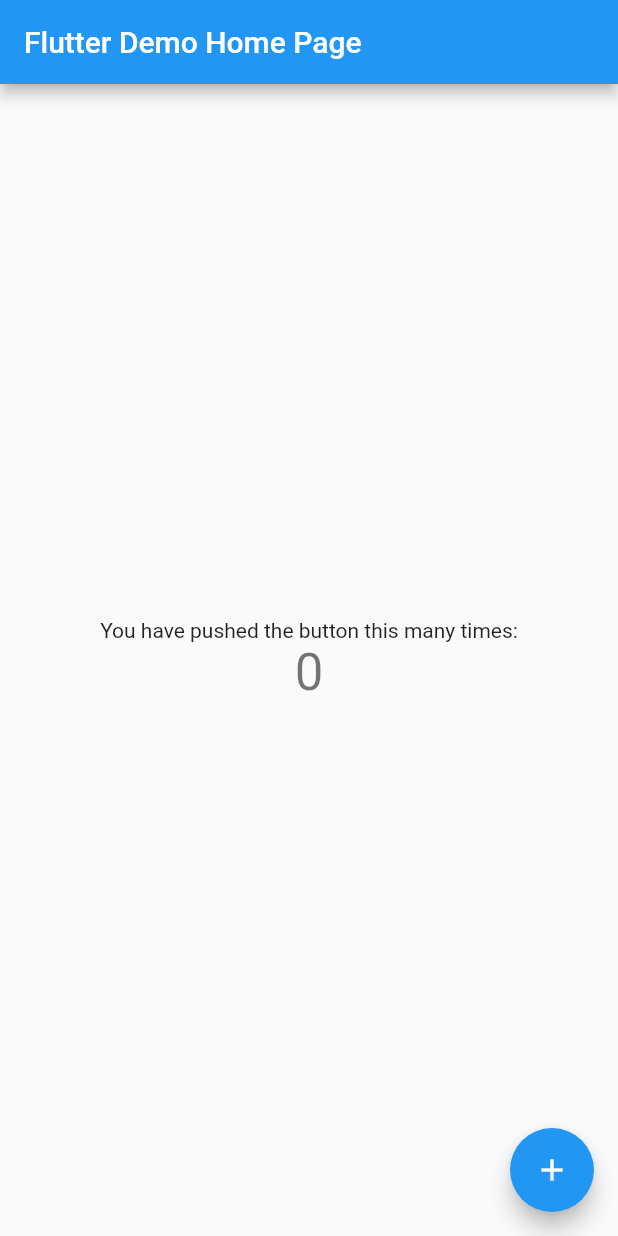
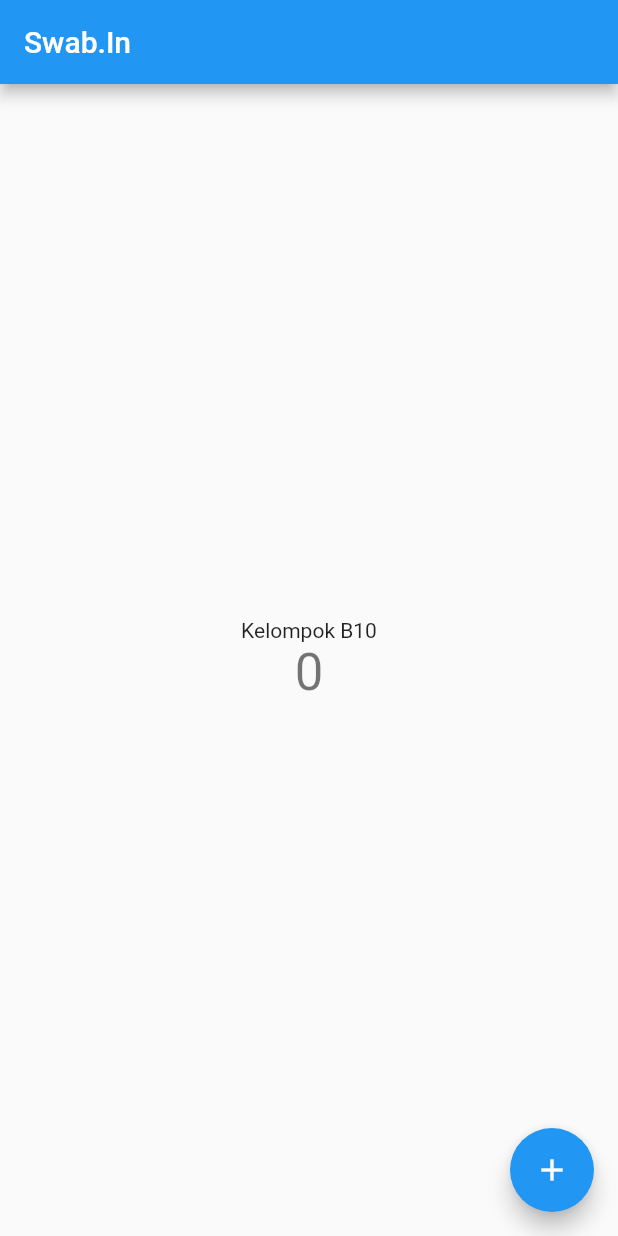
Before and after one commit to Swab-In/swab.in-mobile, a Flutter app: the screen it shows after launch, on a phone screen of 412 x 824 dp. Run offline on Flutter 3.47's test engine with Material 2 defaults, Android fonts, the phone set to English and light mode, and no system bars.

Commit message:
Add Title

```diff
--- a/swab_in/lib/main.dart
+++ b/swab_in/lib/main.dart
@@ -6,41 +6,20 @@
 
 class MyApp extends StatelessWidget {
   const MyApp({Key? key}) : super(key: key);
-
-  // This widget is the root of your application.
   @override
   Widget build(BuildContext context) {
     return MaterialApp(
-      title: 'Flutter Demo',
+      title: 'Swab.In',
       theme: ThemeData(
-        // This is the theme of your application.
-        //
-        // Try running your application with "flutter run". You'll see the
-        // application has a blue toolbar. Then, without quitting the app, try
-        // changing the primarySwatch below to Colors.green and then invoke
-        // "hot reload" (press "r" in the console where you ran "flutter run",
-        // or simply save your changes to "hot reload" in a Flutter IDE).
-        // Notice that the counter didn't reset back to zero; the application
-        // is not restarted.
         primarySwatch: Colors.blue,
       ),
-      home: const MyHomePage(title: 'Flutter Demo Home Page'),
+      home: const MyHomePage(title: 'Swab.In'),
     );
   }
 }
 
 class MyHomePage extends StatefulWidget {
   const MyHomePage({Key? key, required this.title}) : super(key: key);
-
-  // This widget is the home page of your application. It is stateful, meaning
-  // that it has a State object (defined below) that contains fields that affect
-  // how it looks.
-
-  // This class is the configuration for the state. It holds the values (in this
-  // case the title) provided by the parent (in this case the App widget) and
-  // used by the build method of the State. Fields in a Widget subclass are
-  // always marked "final".
-
   final String title;
 
   @override
@@ -49,54 +28,24 @@
 
 class _MyHomePageState extends State<MyHomePage> {
   int _counter = 0;
-
   void _incrementCounter() {
     setState(() {
-      // This call to setState tells the Flutter framework that something has
-      // changed in this State, which causes it to rerun the build method below
-      // so that the display can reflect the updated values. If we changed
-      // _counter without calling setState(), then the build method would not be
-      // called again, and so nothing would appear to happen.
       _counter++;
     });
   }
 
   @override
   Widget build(BuildContext context) {
-    // This method is rerun every time setState is called, for instance as done
-    // by the _incrementCounter method above.
-    //
-    // The Flutter framework has been optimized to make rerunning build methods
-    // fast, so that you can just rebuild anything that needs updating rather
-    // than having to individually change instances of widgets.
     return Scaffold(
       appBar: AppBar(
-        // Here we take the value from the MyHomePage object that was created by
-        // the App.build method, and use it to set our appbar title.
         title: Text(widget.title),
       ),
       body: Center(
-        // Center is a layout widget. It takes a single child and positions it
-        // in the middle of the parent.
         child: Column(
-          // Column is also a layout widget. It takes a list of children and
-          // arranges them vertically. By default, it sizes itself to fit its
-          // children horizontally, and tries to be as tall as its parent.
-          //
-          // Invoke "debug painting" (press "p" in the console, choose the
-          // "Toggle Debug Paint" action from the Flutter Inspector in Android
-          // Studio, or the "Toggle Debug Paint" command in Visual Studio Code)
-          // to see the wireframe for each widget.
-          //
-          // Column has various properties to control how it sizes itself and
-          // how it positions its children. Here we use mainAxisAlignment to
-          // center the children vertically; the main axis here is the vertical
-          // axis because Columns are vertical (the cross axis would be
-          // horizontal).
           mainAxisAlignment: MainAxisAlignment.center,
           children: <Widget>[
             const Text(
-              'You have pushed the button this many times:',
+              'Kelompok B10',
             ),
             Text(
               '$_counter',
@@ -109,7 +58,7 @@
         onPressed: _incrementCounter,
         tooltip: 'Increment',
         child: const Icon(Icons.add),
-      ), // This trailing comma makes auto-formatting nicer for build methods.
+      ),
     );
   }
 }
```
